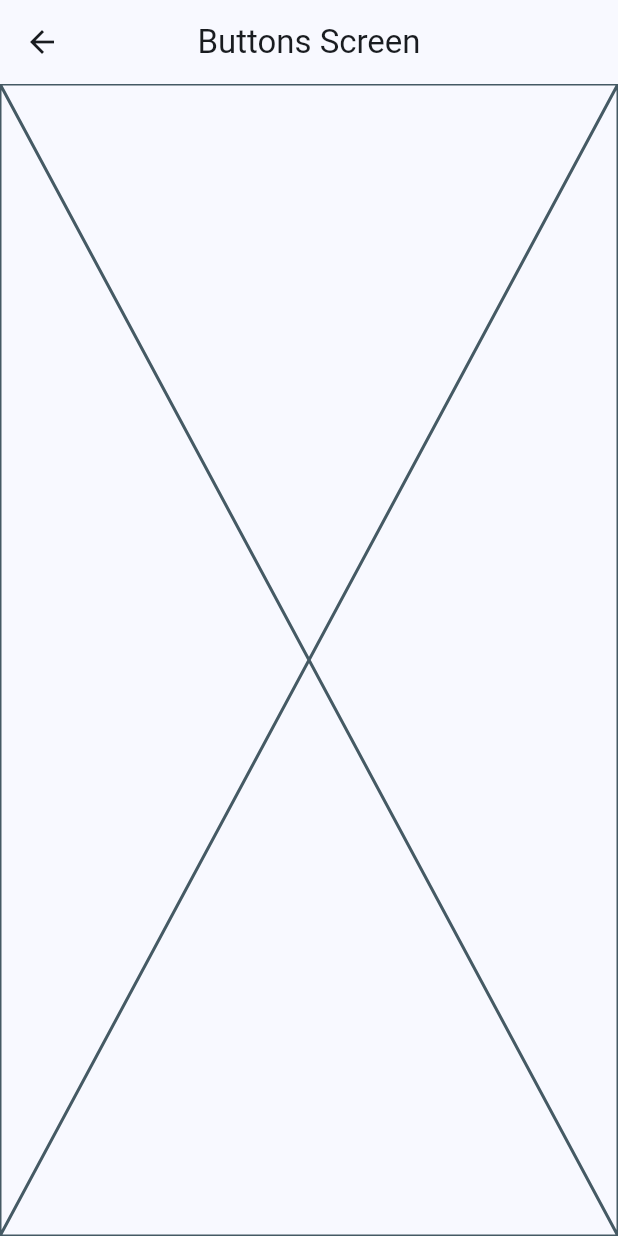
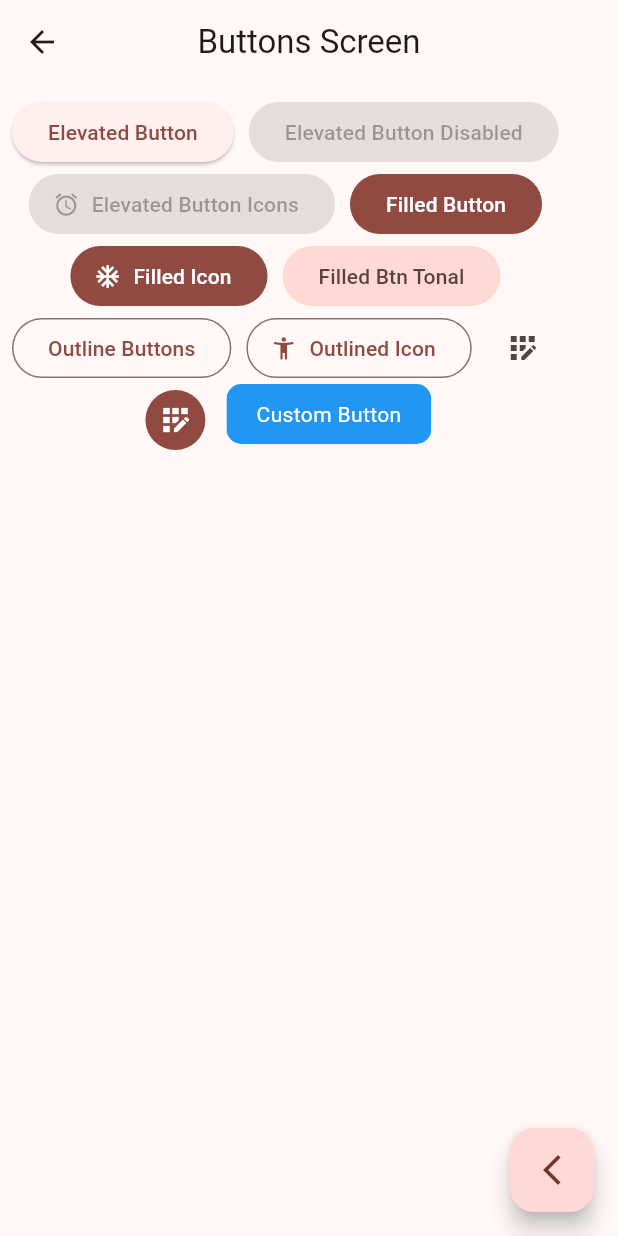
Before and after one commit to MatHeartGaming/flutter_widgets, a Flutter app: the screen it shows after launch, after a tap on "Botones", on a phone screen of 412 x 824 dp. Run offline on Flutter 3.47's test engine with Material 2 defaults, Android fonts, the phone set to English and light mode, and no system bars; our stand-ins replace go_router.

Commit message:
ButtonScreen finihed

```diff
--- /dev/null
+++ b/lib/config/router/app_router.dart
@@ -0,0 +1,20 @@
+import 'package:go_router/go_router.dart';
+import '../../presentation/screens/screens.dart';
+
+final appRouter = GoRouter(initialLocation: '/', routes: [
+  GoRoute(
+    name: HomeScreen.name,
+    path: '/',
+    builder: (context, state) => const HomeScreen(),
+  ),
+  GoRoute(
+    name: CardsScreen.name,
+    path: '/cards',
+    builder: (context, state) => const CardsScreen(),
+  ),
+  GoRoute(
+    name: ButtonsScreen.name,
+    path: '/buttons',
+    builder: (context, state) => const ButtonsScreen(),
+  ),
+]);
--- a/lib/main.dart
+++ b/lib/main.dart
@@ -1,8 +1,6 @@
 import 'package:flutter/material.dart';
+import 'package:widgets_app/config/router/app_router.dart';
 import 'package:widgets_app/config/themes/app_theme.dart';
-import 'package:widgets_app/presentation/screens/buttons/button_screen.dart';
-import 'package:widgets_app/presentation/screens/cards/cards_screen.dart';
-import 'package:widgets_app/presentation/screens/home/home_screen.dart';
 
 void main() {
   runApp(const MainApp());
@@ -13,14 +11,10 @@ class MainApp extends StatelessWidget {
 
   @override
   Widget build(BuildContext context) {
-    return MaterialApp(
+    return MaterialApp.router(
       debugShowCheckedModeBanner: false,
-      theme: AppTheme(selectedColor: 8).getTheme(),
-      home: const HomeScreen(),
-      routes: {
-        '/buttons': ( _ ) => const ButtonsScreen(),
-        '/cards': ( _ ) => const CardsScreen(),
-      },
+      theme: AppTheme(selectedColor: 5).getTheme(),
+      routerConfig: appRouter,
     );
   }
 }
--- a/lib/presentation/screens/buttons/button_screen.dart
+++ b/lib/presentation/screens/buttons/button_screen.dart
@@ -1,16 +1,95 @@
-
 import 'package:flutter/material.dart';
+import 'package:widgets_app/presentation/widgets/buttons/custom_buttons.dart';
 
 class ButtonsScreen extends StatelessWidget {
+  static const String name = 'buttons_screen';
+
   const ButtonsScreen({super.key});
 
   @override
   Widget build(BuildContext context) {
     return Scaffold(
+      floatingActionButton: FloatingActionButton(
+        onPressed: () {},
+        child: const Icon(Icons.arrow_back_ios_new),
+      ),
       appBar: AppBar(
         title: const Text("Buttons Screen"),
       ),
-      body: const Placeholder(),
+      body: const _ButtonsView(),
     );
   }
 }
+
+class _ButtonsView extends StatelessWidget {
+  const _ButtonsView();
+
+  @override
+  Widget build(BuildContext context) {
+    final colorScheme = Theme.of(context).colorScheme;
+
+    return SizedBox(
+      child: Padding(
+        padding: const EdgeInsets.all(8.0),
+        child: Wrap(
+          alignment: WrapAlignment.center,
+          spacing: 10,
+          children: [
+            // Elevated Buttons
+
+            ElevatedButton(
+              onPressed: () {},
+              child: const Text("Elevated Button"),
+            ),
+            const ElevatedButton(
+              onPressed: null,
+              child: Text("Elevated Button Disabled"),
+            ),
+            ElevatedButton.icon(
+              onPressed: null,
+              icon: const Icon(Icons.access_alarm_rounded),
+              label: const Text("Elevated Button Icons"),
+            ),
+
+            // Filled Buttons
+
+            FilledButton(onPressed: () {}, child: const Text("Filled Button")),
+            FilledButton.icon(
+                onPressed: () {},
+                icon: const Icon(Icons.ac_unit_sharp),
+                label: const Text("Filled Icon")),
+            FilledButton.tonal(
+                onPressed: () {}, child: const Text("Filled Btn Tonal")),
+
+            // Outlined Buttons
+
+            OutlinedButton(
+                onPressed: () {}, child: const Text("Outline Buttons")),
+            OutlinedButton.icon(
+                onPressed: () {},
+                icon: const Icon(Icons.accessibility_new_rounded),
+                label: const Text("Outlined Icon")),
+
+            // Icon Button
+
+            IconButton(
+                onPressed: () {},
+                icon: const Icon(Icons.app_registration_outlined)),
+            IconButton(
+              onPressed: () {},
+              icon: const Icon(Icons.app_registration_outlined),
+              style: ButtonStyle(
+                backgroundColor: MaterialStatePropertyAll(colorScheme.primary),
+                iconColor: const MaterialStatePropertyAll(Colors.white))
+              ),
+
+
+              // Custom Buttons
+              const CustomButton(),
+
+          ],
+        ),
+      ),
+    );
+  }
+}
--- a/lib/presentation/screens/cards/cards_screen.dart
+++ b/lib/presentation/screens/cards/cards_screen.dart
@@ -1,6 +1,9 @@
 import 'package:flutter/material.dart';
 
 class CardsScreen extends StatelessWidget {
+
+  static const String name = 'cards_screen';
+
   const CardsScreen({super.key});
 
   @override
--- a/lib/presentation/screens/home/home_screen.dart
+++ b/lib/presentation/screens/home/home_screen.dart
@@ -1,9 +1,11 @@
-import 'package:flutter/cupertino.dart';
 import 'package:flutter/material.dart';
+import 'package:go_router/go_router.dart';
 import 'package:widgets_app/config/menu/menu_items.dart';
-import 'package:widgets_app/presentation/screens/buttons/button_screen.dart';
 
 class HomeScreen extends StatelessWidget {
+
+  static const String name = 'home_screen';
+
   const HomeScreen({super.key});
 
   @override
@@ -56,7 +58,7 @@ class _CustomListTile extends StatelessWidget {
         color: color.primary,
       ),
       onTap: () {
-        Navigator.of(context).pushNamed(menuItem.link);
+        context.push(menuItem.link);
       },
     );
   }
--- /dev/null
+++ b/lib/presentation/screens/screens.dart
@@ -0,0 +1,3 @@
+export 'package:widgets_app/presentation/screens/buttons/button_screen.dart';
+export 'package:widgets_app/presentation/screens/cards/cards_screen.dart';
+export 'package:widgets_app/presentation/screens/home/home_screen.dart';
--- /dev/null
+++ b/lib/presentation/widgets/buttons/custom_buttons.dart
@@ -0,0 +1,27 @@
+import 'package:flutter/material.dart';
+
+class CustomButton extends StatelessWidget {
+  final Color color;
+
+  const CustomButton({super.key, this.color = Colors.blue});
+
+  @override
+  Widget build(BuildContext context) {
+    return ClipRRect(
+      borderRadius: BorderRadius.circular(10),
+      child: Material(
+        color: color,
+        child: InkWell(
+          onTap: (){},
+          child: const Padding(
+            padding: EdgeInsets.symmetric(horizontal: 20, vertical: 10),
+            child: Text(
+              "Custom Button",
+              style: TextStyle(color: Colors.white),
+            ),
+          ),
+        ),
+      ),
+    );
+  }
+}
--- a/pubspec.yaml
+++ b/pubspec.yaml
@@ -9,11 +9,12 @@ environment:
 dependencies:
   flutter:
     sdk: flutter
+  go_router: ^11.1.2
 
 dev_dependencies:
+  flutter_lints: ^2.0.0
   flutter_test:
     sdk: flutter
-  flutter_lints: ^2.0.0
 
 flutter:
   uses-material-design: true
```
Also changed, not shown: pubspec.lock.
